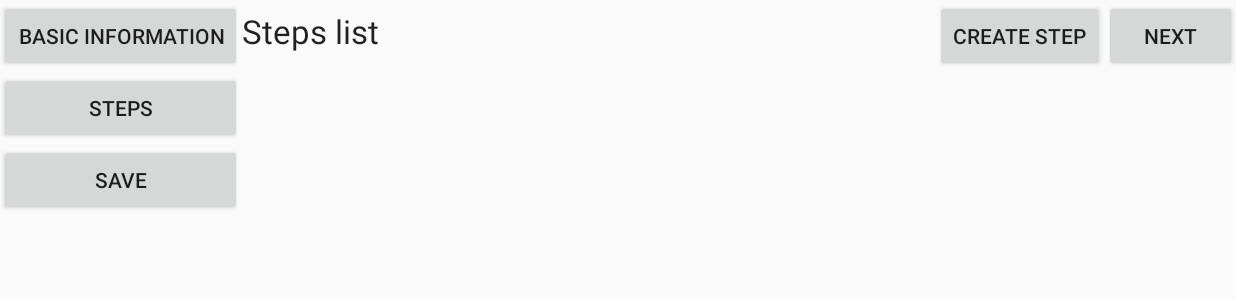
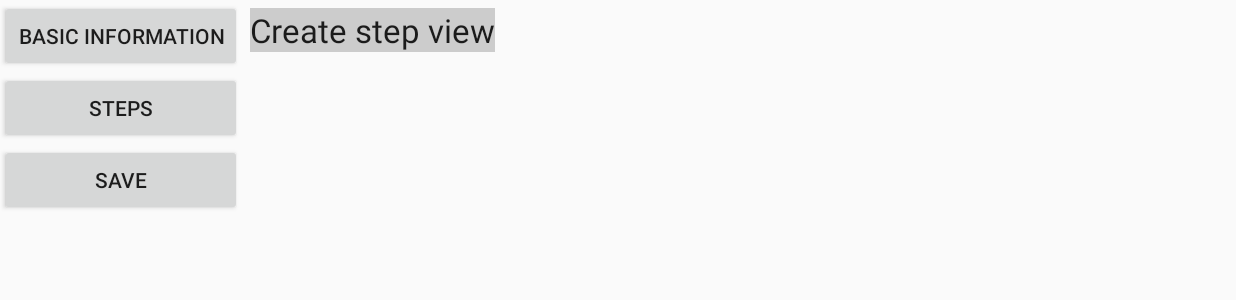
Before and after one commit to autyzm-pg/friendly-plans, an Android app: the fragment StepListFragment placed in its activity, after a tap on "CREATE STEP", on a phone screen of 824 x 412 dp (held sideways). Shown: the top 300 px of the screen. Run offline under Robolectric (Android 15) with nearby library versions, the light colour scheme and no system bars; our stand-ins replace Picasso; pictures from the network do not load; 2 statements that could not run were skipped.

Commit message:
#124: Create connection from step list to create new step. (#181)

```diff
--- /dev/null
+++ b/Friendly-plans/app/src/main/java/pg/autyzm/friendly_plans/StepCreateFragment.java
@@ -0,0 +1,16 @@
+package pg.autyzm.friendly_plans;
+
+import android.app.Fragment;
+import android.os.Bundle;
+import android.view.LayoutInflater;
+import android.view.View;
+import android.view.ViewGroup;
+
+public class StepCreateFragment extends Fragment {
+
+  @Override
+  public View onCreateView(LayoutInflater inflater, ViewGroup container,
+      Bundle savedInstanceState) {
+    return inflater.inflate(R.layout.fragment_step_create, container, false);
+  }
+}
--- a/Friendly-plans/app/src/main/java/pg/autyzm/friendly_plans/StepListFragment.java
+++ b/Friendly-plans/app/src/main/java/pg/autyzm/friendly_plans/StepListFragment.java
@@ -1,6 +1,7 @@
 package pg.autyzm.friendly_plans;
 
 import android.app.Fragment;
+import android.app.FragmentTransaction;
 import android.databinding.DataBindingUtil;
 import android.os.Bundle;
 import android.support.v7.widget.LinearLayoutManager;
@@ -57,7 +58,17 @@ public class StepListFragment extends Fragment implements StepListEvents {
 
     @Override
     public void eventCreateStep(View view) {
-        Log.d("Event create step", "Event create step");
+        showStepCreate();
+    }
+
+    private void showStepCreate() {
+        StepCreateFragment fragment = new StepCreateFragment();
+
+        FragmentTransaction transaction = getFragmentManager()
+                .beginTransaction();
+        transaction.replace(R.id.task_container, fragment);
+        transaction.addToBackStack(null);
+        transaction.commit();
     }
 
     @Override
--- /dev/null
+++ b/Friendly-plans/app/src/main/res/layout/fragment_step_create.xml
@@ -0,0 +1,20 @@
+<?xml version="1.0" encoding="utf-8"?>
+<LinearLayout xmlns:android="http://schemas.android.com/apk/res/android"
+  android:layout_width="match_parent"
+  android:layout_height="match_parent">
+
+  <GridLayout xmlns:android="http://schemas.android.com/apk/res/android"
+    android:layout_width="match_parent"
+    android:layout_height="match_parent"
+    android:padding="5dp"
+    android:alignmentMode="alignBounds"
+    android:columnCount="5"
+    android:orientation="vertical"
+    android:stretchMode="columnWidth">
+    <TextView
+      android:id="@+id/id_create_step_description"
+      android:background="#cccccc"
+      android:text="@string/create_step_description"
+      android:textAppearance="?android:attr/textAppearanceLarge" />
+  </GridLayout>
+</LinearLayout>
--- a/Friendly-plans/app/src/main/res/values/strings.xml
+++ b/Friendly-plans/app/src/main/res/values/strings.xml
@@ -31,4 +31,5 @@
   <string name="no_file_to_play_error">No file to play. Please, select sound</string>
   <string name="create_step">Create step</string>
   <string name="steps_list_info">Steps list</string>
+    <string name="create_step_description">Create step view</string>
 </resources>
```
